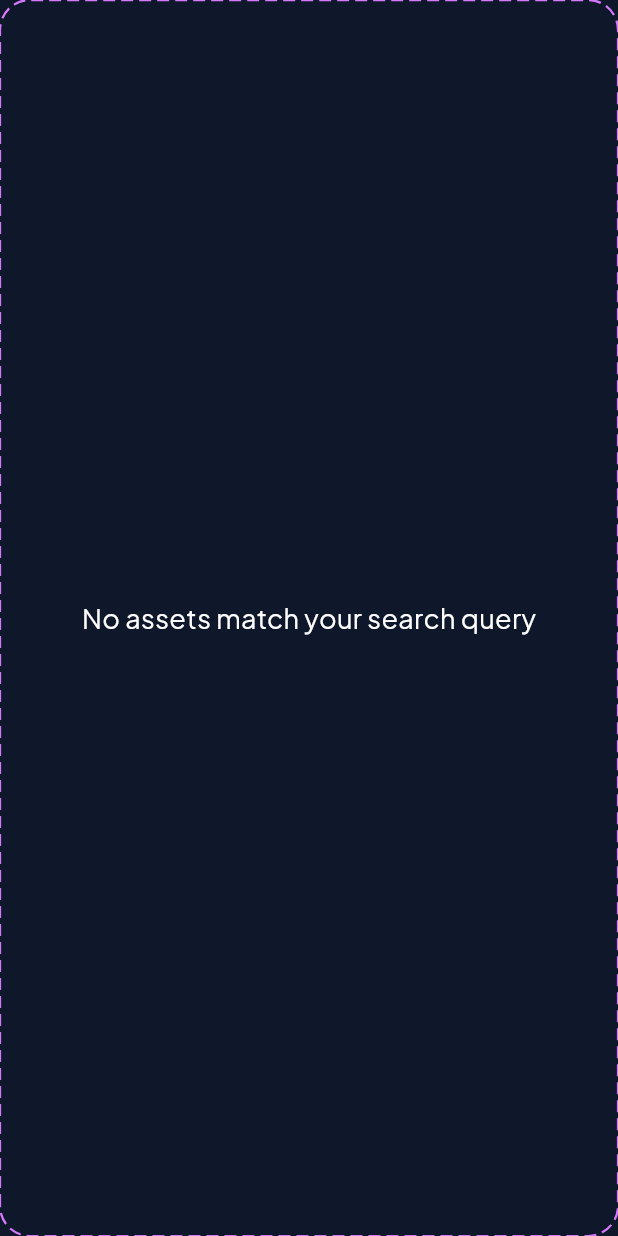
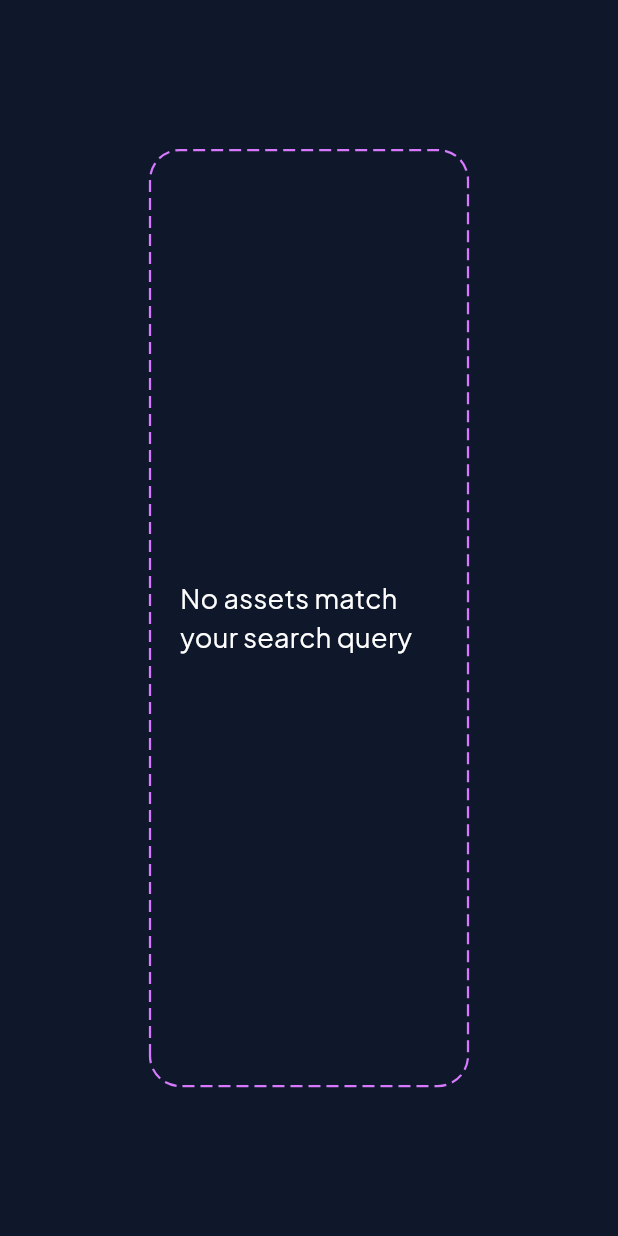
Before and after one commit to ThatLinuxGuyYouKnow/gifza, a Flutter app: the LibraryScreen widget shown alone on an empty page, opened directly with empty values, on a phone screen of 412 x 824 dp. Run offline on Flutter 3.47's test engine with Material 3 defaults, Android fonts, the phone set to English and light mode, and no system bars; our stand-ins replace file_picker, objectbox, shared_preferences; missing offline and left inert: dart:ffi, dart_sentencepiece_tokenizer, executorch_flutter; accounts and stored records are empty; generated files the repository leaves out were written again; statements that could not run were skipped.

Commit message:
fix: add padding to library empty state

```diff
--- a/lib/screens/library.dart
+++ b/lib/screens/library.dart
@@ -65,8 +65,11 @@ class _LibraryScreenState extends State<LibraryScreen> {
             : sortedSavedAssets;
 
     return finalAssets.isEmpty
-        ? EmptyAssetState(
-            message: getEmptyMessage(widget.libraryMode),
+        ? Padding(
+            padding: const EdgeInsets.all(100),
+            child: EmptyAssetState(
+              message: getEmptyMessage(widget.libraryMode),
+            ),
           )
         : Container(
             padding: const EdgeInsets.symmetric(horizontal: 300),
```
